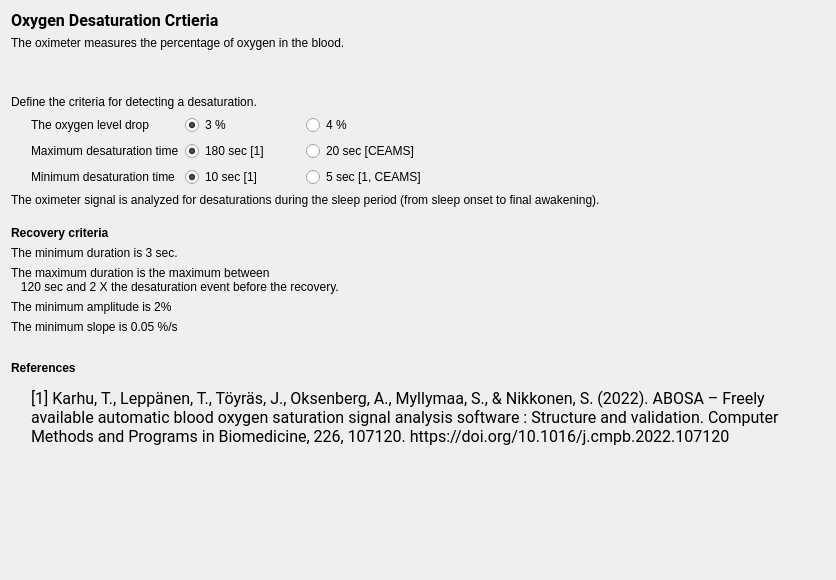
This is tools/CEAMSTools/OxygenSaturationReport/DetectionSettings/Ui_DetectionSettings.ui in SnoozToolbox/snooz-package-ceams as Qt 5 draws it before an edit. The edited form follows.
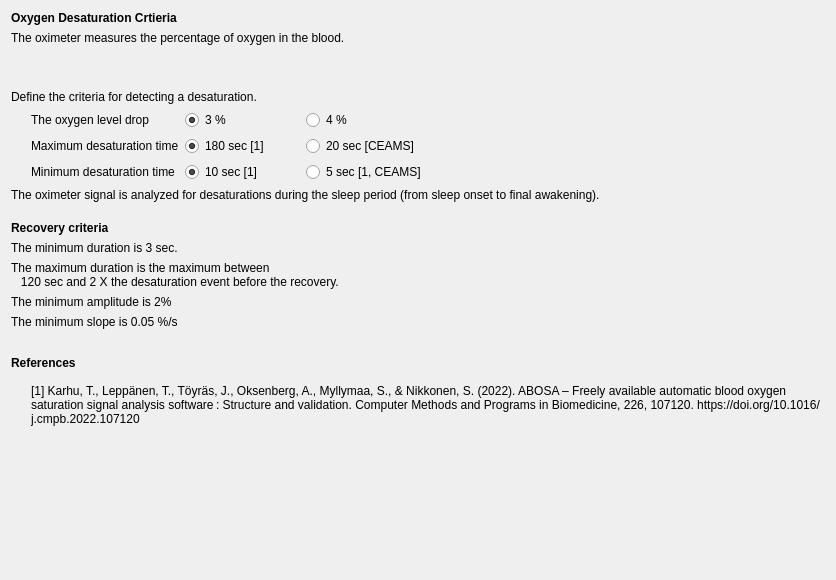
This is the edited form.

Commit message: Font step 4: forms without fonts of their own, look kept

Patch:
```diff
--- a/tools/CEAMSTools/OxygenSaturationReport/DetectionSettings/Ui_DetectionSettings.ui
+++ b/tools/CEAMSTools/OxygenSaturationReport/DetectionSettings/Ui_DetectionSettings.ui
@@ -13,16 +13,11 @@
   <property name="windowTitle">
    <string/>
   </property>
-  <property name="styleSheet">
-   <string notr="true">font: 12pt &quot;Roboto&quot;;</string>
-  </property>
   <layout class="QVBoxLayout" name="verticalLayout">
    <item>
     <widget class="QLabel" name="label">
      <property name="font">
       <font>
-       <family>Roboto</family>
-       <pointsize>12</pointsize>
        <italic>false</italic>
        <bold>false</bold>
       </font>
@@ -377,8 +372,6 @@
         <widget class="QLabel" name="label_5">
          <property name="font">
           <font>
-           <family>Roboto</family>
-           <pointsize>12</pointsize>
            <italic>false</italic>
            <bold>false</bold>
           </font>
```
The commit also changes 427 other files.
